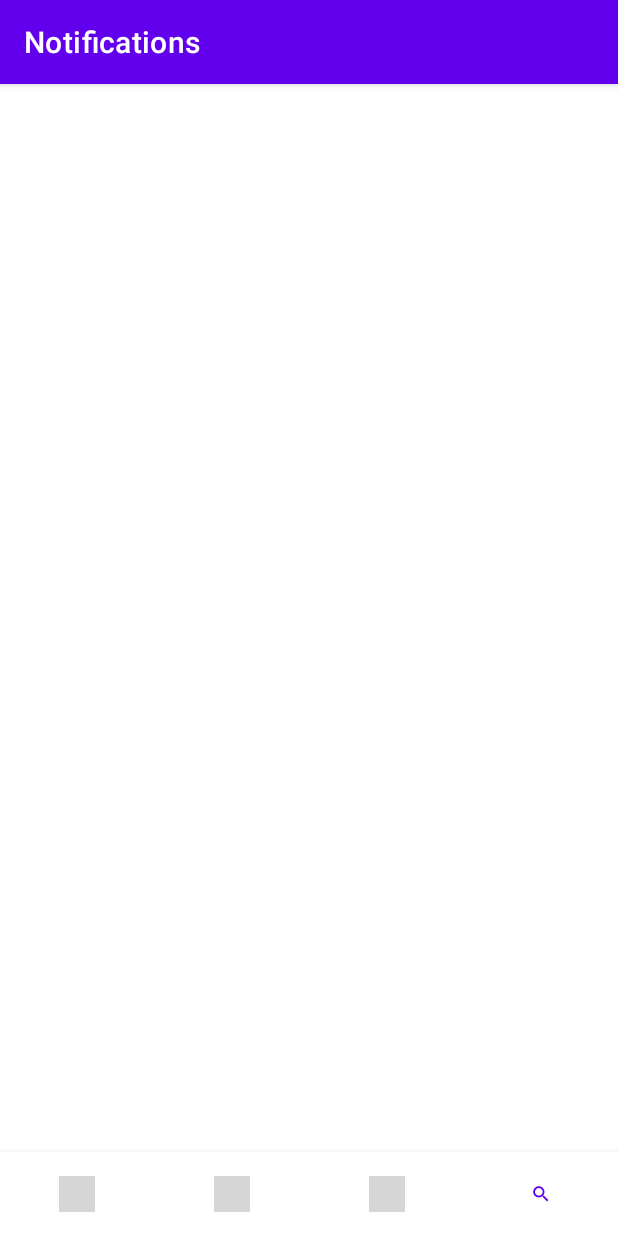
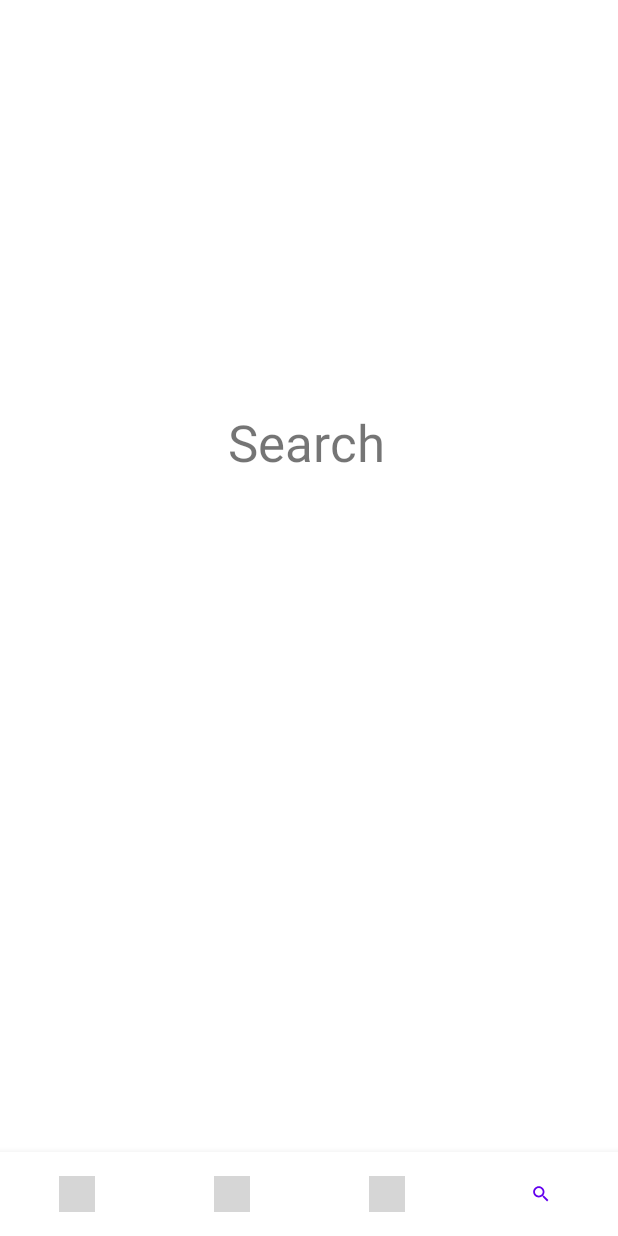
Before and after one commit to moevm/adfmp1h22-photo, an Android app: the StatisticFragment screen opened through its navigation route, item 4 of the bottom bar chosen, on a phone screen of 412 x 824 dp. Run offline under Robolectric (Android 15) with nearby library versions, the phone set to English and light mode, and no system bars; our stand-ins replace navigation-ui; grey boxes are pictures that could not be loaded.

Commit message:
Statistic, Camera, Search, Calendar activities added

```diff
--- a/app/src/main/java/com/example/photodiary/MainActivity.kt
+++ b/app/src/main/java/com/example/photodiary/MainActivity.kt
@@ -1,6 +1,8 @@
 package com.example.photodiary
 
+
 import android.os.Bundle
+import android.view.Window
 import com.google.android.material.bottomnavigation.BottomNavigationView
 import androidx.appcompat.app.AppCompatActivity
 import androidx.navigation.findNavController
@@ -15,15 +17,15 @@ class MainActivity : AppCompatActivity() {
 
     override fun onCreate(savedInstanceState: Bundle?) {
         super.onCreate(savedInstanceState)
+        supportActionBar?.hide()
+        binding = ActivityMainBinding.inflate(layoutInflater)
 
-        binding = ActivityMainBinding.inflate(layoutInflater)
         setContentView(binding.root)
 
         val navView: BottomNavigationView = binding.navView
 
         val navController = findNavController(R.id.nav_host_fragment_activity_main)
-        // Passing each menu ID as a set of Ids because each
-        // menu should be considered as top level destinations.
+
         val appBarConfiguration = AppBarConfiguration(setOf(
                 R.id.navigation_statistic, R.id.navigation_camera, R.id.navigation_calendar, R.id.navigation_search))
         setupActionBarWithNavController(navController, appBarConfiguration)
--- a/app/src/main/java/com/example/photodiary/ui/notifications/NotificationsFragment.kt
+++ b/app/src/main/java/com/example/photodiary/ui/CalendarFragment.kt
@@ -1,4 +1,4 @@
-package com.example.photodiary.ui.notifications
+package com.example.photodiary.ui
 
 import android.os.Bundle
 import android.view.LayoutInflater
@@ -7,14 +7,12 @@ import android.view.ViewGroup
 import android.widget.TextView
 import androidx.fragment.app.Fragment
 import androidx.lifecycle.ViewModelProvider
-import com.example.photodiary.databinding.SearchBinding
+import com.example.photodiary.databinding.CalendarBinding
 
-class NotificationsFragment : Fragment() {
+class CalendarFragment : Fragment() {
 
-    private var _binding: SearchBinding? = null
+    private var _binding: CalendarBinding? = null
 
-    // This property is only valid between onCreateView and
-    // onDestroyView.
     private val binding get() = _binding!!
 
     override fun onCreateView(
@@ -24,8 +22,9 @@ class NotificationsFragment : Fragment() {
     ): View {
 
 
-        _binding = SearchBinding.inflate(inflater, container, false)
+        _binding = CalendarBinding.inflate(inflater, container, false)
         val root: View = binding.root
+
 
         return root
     }
--- a/app/src/main/java/com/example/photodiary/ui/home/HomeFragment.kt
+++ b/app/src/main/java/com/example/photodiary/ui/CameraFragment.kt
@@ -1,4 +1,4 @@
-package com.example.photodiary.ui.home
+package com.example.photodiary.ui
 
 import android.os.Bundle
 import android.view.LayoutInflater
@@ -7,14 +7,12 @@ import android.view.ViewGroup
 import android.widget.TextView
 import androidx.fragment.app.Fragment
 import androidx.lifecycle.ViewModelProvider
-import com.example.photodiary.databinding.CalendarBinding
+import com.example.photodiary.databinding.CameraBinding
 
-class HomeFragment : Fragment() {
+class CameraFragment : Fragment() {
 
-    private var _binding: CalendarBinding? = null
+    private var _binding: CameraBinding? = null
 
-    // This property is only valid between onCreateView and
-    // onDestroyView.
     private val binding get() = _binding!!
 
     override fun onCreateView(
@@ -24,13 +22,9 @@ class HomeFragment : Fragment() {
     ): View {
 
 
-        _binding = CalendarBinding.inflate(inflater, container, false)
+        _binding = CameraBinding.inflate(inflater, container, false)
         val root: View = binding.root
 
-//        val textView: TextView = binding.textHome
-//        homeViewModel.text.observe(viewLifecycleOwner) {
-//            textView.text = it
-//        }
         return root
     }
 
--- /dev/null
+++ b/app/src/main/java/com/example/photodiary/ui/SearchFragment.kt
@@ -0,0 +1,35 @@
+package com.example.photodiary.ui
+
+import android.os.Bundle
+import android.view.LayoutInflater
+import android.view.View
+import android.view.ViewGroup
+import android.widget.TextView
+import androidx.fragment.app.Fragment
+import androidx.lifecycle.ViewModelProvider
+import com.example.photodiary.databinding.SearchBinding
+
+class SearchFragment : Fragment() {
+
+    private var _binding: SearchBinding? = null
+
+    private val binding get() = _binding!!
+
+    override fun onCreateView(
+        inflater: LayoutInflater,
+        container: ViewGroup?,
+        savedInstanceState: Bundle?
+    ): View {
+
+
+        _binding = SearchBinding.inflate(inflater, container, false)
+        val root: View = binding.root
+
+        return root
+    }
+
+    override fun onDestroyView() {
+        super.onDestroyView()
+        _binding = null
+    }
+}
--- a/app/src/main/java/com/example/photodiary/ui/dashboard/DashboardFragment.kt
+++ b/app/src/main/java/com/example/photodiary/ui/StatisticFragment.kt
@@ -1,4 +1,4 @@
-package com.example.photodiary.ui.dashboard
+package com.example.photodiary.ui
 
 import android.os.Bundle
 import android.view.LayoutInflater
@@ -9,12 +9,10 @@ import androidx.fragment.app.Fragment
 import androidx.lifecycle.ViewModelProvider
 import com.example.photodiary.databinding.StatisticBinding
 
-class DashboardFragment : Fragment() {
+class StatisticFragment : Fragment() {
 
     private var _binding: StatisticBinding? = null
 
-    // This property is only valid between onCreateView and
-    // onDestroyView.
     private val binding get() = _binding!!
 
     override fun onCreateView(
@@ -27,10 +25,6 @@ class DashboardFragment : Fragment() {
         _binding = StatisticBinding.inflate(inflater, container, false)
         val root: View = binding.root
 
-//        val textView: TextView = binding.textDashboard
-//        dashboardViewModel.text.observe(viewLifecycleOwner) {
-//            textView.text = it
-//        }
         return root
     }
 
--- a/app/src/main/res/layout/search.xml
+++ b/app/src/main/res/layout/search.xml
@@ -1,6 +1,18 @@
 <?xml version="1.0" encoding="utf-8"?>
 <androidx.constraintlayout.widget.ConstraintLayout xmlns:android="http://schemas.android.com/apk/res/android"
+    xmlns:app="http://schemas.android.com/apk/res-auto"
+    xmlns:tools="http://schemas.android.com/tools"
     android:layout_width="match_parent"
     android:layout_height="match_parent">
 
+    <TextView
+        android:id="@+id/textView3"
+        android:layout_width="wrap_content"
+        android:layout_height="wrap_content"
+        android:layout_marginStart="152dp"
+        android:layout_marginTop="216dp"
+        android:text="Search"
+        android:textSize="34sp"
+        app:layout_constraintStart_toStartOf="parent"
+        app:layout_constraintTop_toTopOf="parent" />
 </androidx.constraintlayout.widget.ConstraintLayout>
--- a/app/src/main/res/navigation/mobile_navigation.xml
+++ b/app/src/main/res/navigation/mobile_navigation.xml
@@ -7,25 +7,21 @@
 
     <fragment
         android:id="@+id/navigation_statistic"
-        android:name="com.example.photodiary.ui.dashboard.DashboardFragment"
-        android:label="@string/title_dashboard"
+        android:name="com.example.photodiary.ui.StatisticFragment"
         tools:layout="@layout/statistic" />
 
     <fragment
         android:id="@+id/navigation_camera"
-        android:name="com.example.photodiary.ui.notifications.NotificationsFragment"
-        android:label="@string/title_notifications"
-        tools:layout="@layout/search" />
+        android:name="com.example.photodiary.ui.CameraFragment"
+        tools:layout="@layout/camera" />
 
     <fragment
         android:id="@+id/navigation_calendar"
-        android:name="com.example.photodiary.ui.home.HomeFragment"
-        android:label="@string/title_home"
+        android:name="com.example.photodiary.ui.CalendarFragment"
         tools:layout="@layout/calendar" />
 
     <fragment
         android:id="@+id/navigation_search"
-        android:name="com.example.photodiary.ui.notifications.NotificationsFragment"
-        android:label="@string/title_notifications"
-        tools:layout="@layout/camera" />
+        android:name="com.example.photodiary.ui.SearchFragment"
+        tools:layout="@layout/search" />
 </navigation>
```
Also changed, not shown: app/src/main/res/layout/calendar.xml (+14 -0 lines), app/src/main/res/layout/camera.xml (+12 -0 lines), app/src/main/res/layout/statistic.xml (+12 -0 lines).
